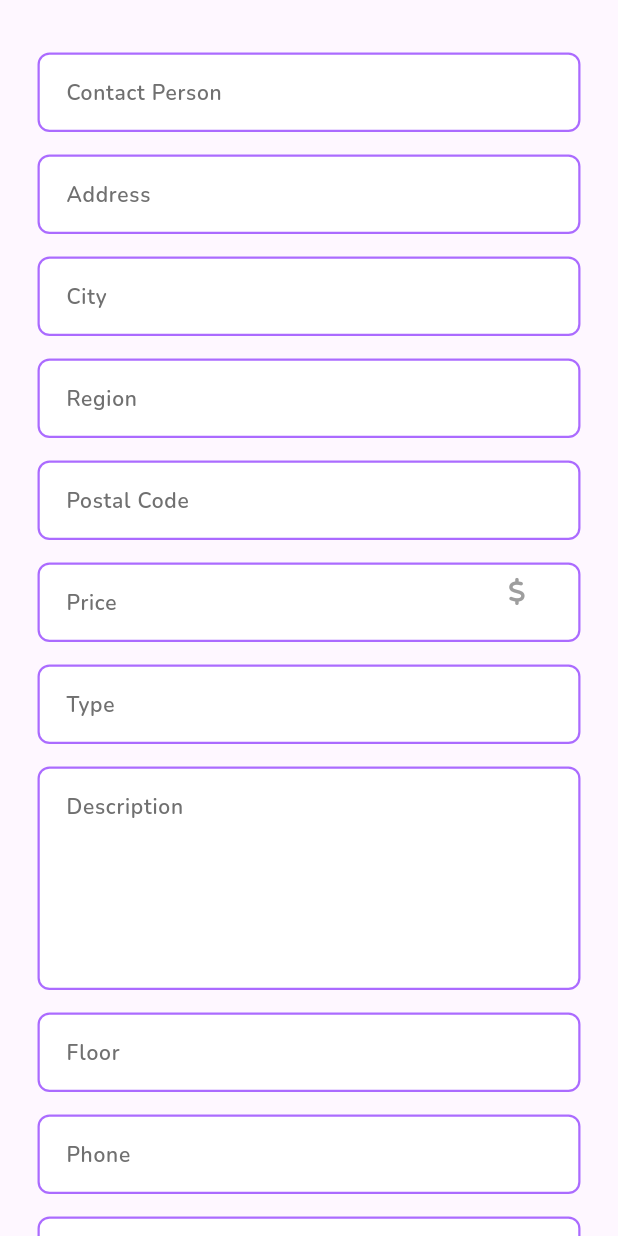
After one commit to arzumanmamishov/appartments, a Flutter app: the ApartmentEditDetail screen opened by its route, on a phone screen of 412 x 824 dp. The commit adds this screen. Run offline on Flutter 3.47's test engine with Material 3 defaults, Android fonts, the phone set to English and light mode, and no system bars; our stand-ins replace bot_toast, cached_network_image, carousel_slider, dio, dotted_border, eva_icons_flutter and 9 more; missing offline and left inert: flutter_web_pagination; accounts and stored records are empty; network calls fail.

Commit message:
Apt edit

```diff
--- a/lib/app/features/dashboard/views/screens/all_aparts_screen.dart
+++ b/lib/app/features/dashboard/views/screens/all_aparts_screen.dart
@@ -1,5 +1,5 @@
 import 'package:apartments/app/constans/app_constants.dart';
-import 'package:apartments/app/api/all_apartments.dart';
+import 'package:apartments/app/api/all_apartments_api.dart';
 import 'package:apartments/app/models/get_all_appart_model.dart';
 import 'package:apartments/app/shared_components/card_task.dart';
 import 'package:apartments/app/utils/animations/show_up_animation.dart';
@@ -79,8 +79,8 @@ class AllApartmentsScreenState extends State<AllApartmentsScreen> {
                               await SPHelper.saveIDAptSharedPreference(snapshot
                                   .data!.apartmentModel[index].id
                                   .toString());
-
-                              Get.toNamed("/apartmentdetail");
+                              Get.toNamed('/apartmentdetail',
+                                  preventDuplicates: false);
                             },
                             child: CardTask(
                               data: snapshot.data!.apartmentModel[index],
--- /dev/null
+++ b/lib/app/features/dashboard/views/screens/edit_appartment_screen.dart
@@ -0,0 +1,78 @@
+import 'package:apartments/app/features/dashboard/views/screens/sub%20screens%20of%20apartments/edit_appartment_sub_screen.dart';
+import 'package:apartments/app/shared_components/responsive_builder.dart';
+import 'package:flutter/material.dart';
+
+class ApartmentEditDetail extends StatefulWidget {
+  const ApartmentEditDetail({Key? key}) : super(key: key);
+
+  @override
+  State<ApartmentEditDetail> createState() => _ApartmentEditDetailState();
+}
+
+class _ApartmentEditDetailState extends State<ApartmentEditDetail> {
+  @override
+  Widget build(BuildContext context) {
+    return Scaffold(
+        body: SafeArea(
+            child: ResponsiveBuilder(mobileBuilder: (context, constraints) {
+      return SingleChildScrollView(
+          child: Padding(
+        padding: const EdgeInsets.symmetric(horizontal: 25, vertical: 25),
+        child: Center(
+          child: Container(
+              constraints: const BoxConstraints(maxWidth: 400),
+              padding: const EdgeInsets.only(top: 10),
+              child: const TextFormForAddingEditingApt()),
+        ),
+      ));
+    }, tabletBuilder: (context, constraints) {
+      return SingleChildScrollView(
+          controller: ScrollController(),
+          child: Center(
+            child: Container(
+                constraints: const BoxConstraints(maxWidth: 400),
+                padding: const EdgeInsets.only(top: 10),
+                child: const TextFormForAddingEditingApt()),
+          ));
+    }, desktopBuilder: (context, constraints) {
+      return SingleChildScrollView(
+          scrollDirection: Axis.vertical,
+          controller: ScrollController(),
+          child: Center(
+            child: Container(
+                constraints: const BoxConstraints(maxWidth: 400),
+                padding: const EdgeInsets.symmetric(vertical: 55),
+                child: const Column(
+                  children: [
+                    FormsEditList(),
+                    TextFormForAddingEditingApt(),
+                  ],
+                )),
+          ));
+    })));
+  }
+}
+
+class FormsEditList extends StatelessWidget {
+  const FormsEditList({Key? key}) : super(key: key);
+
+  @override
+  Widget build(BuildContext context) {
+    return const Column(
+      crossAxisAlignment: CrossAxisAlignment.start,
+      children: [
+        Text(
+          'Edit appartment',
+          style: TextStyle(fontSize: 25, fontWeight: FontWeight.bold),
+        ),
+        Text(
+          'Please fill the form',
+          style: TextStyle(fontSize: 15),
+        ),
+        SizedBox(
+          height: 20,
+        ),
+      ],
+    );
+  }
+}
--- /dev/null
+++ b/lib/app/features/dashboard/views/screens/sub screens of apartments/edit_appartment_sub_screen.dart
@@ -0,0 +1,317 @@
+import 'package:apartments/app/api/client_api.dart';
+import 'package:apartments/app/features/dashboard/views/components/text_form_fiel_decoration.dart';
+import 'package:apartments/app/models/get_all_appart_model.dart';
+import 'package:apartments/app/utils/services/apartment_image_service.dart';
+import 'package:apartments/app/utils/services/shared_preferences.dart';
+import 'package:bot_toast/bot_toast.dart';
+import 'package:dio/dio.dart';
+import 'package:flutter/material.dart';
+import 'package:font_awesome_flutter/font_awesome_flutter.dart';
+
+class TextFormForAddingEditingApt extends StatefulWidget {
+  const TextFormForAddingEditingApt({Key? key}) : super(key: key);
+
+  @override
+  State<TextFormForAddingEditingApt> createState() =>
+      _TextFormForAddingEditingAptState();
+}
+
+class _TextFormForAddingEditingAptState
+    extends State<TextFormForAddingEditingApt> {
+  final String apiUrl = 'https://realtor.azurewebsites.net/api/RentObjects';
+  final TextEditingController contactPerson = TextEditingController();
+  final TextEditingController address = TextEditingController();
+  final TextEditingController city = TextEditingController();
+  final TextEditingController region = TextEditingController();
+  final TextEditingController postalCode = TextEditingController();
+  final TextEditingController price = TextEditingController();
+  final TextEditingController type = TextEditingController();
+  final TextEditingController description = TextEditingController();
+  final TextEditingController floor = TextEditingController();
+  final TextEditingController phone = TextEditingController();
+  final TextEditingController comments = TextEditingController();
+  DateTime now = DateTime.now();
+  late ApartmentModel apartmentModel;
+  ApiClient apiClient = ApiClient();
+
+  Future<bool> postData() async {
+    final Dio _dio = Dio();
+    final id = await SPHelper.getIDAptSharedPreference() ?? '';
+
+    String url = 'https://realtor.azurewebsites.net/api/RentObjects/$id';
+
+    try {
+      final accessToken = await SPHelper.getTokenSharedPreference() ?? '';
+      final listOfImages = await ApiClient().sendImages(context, accessToken);
+
+      Map<String, dynamic> data = {
+        "id": "uuid",
+        "contactPerson": contactPerson.text,
+        "address": address.text,
+        "city": city.text,
+        "region": region.text,
+        "postalCode": postalCode.text,
+        "price": price.text,
+        "type": type.text,
+        "description": description.text,
+        "comment": comments.text,
+        "phone": phone.text,
+        "floor": floor.text,
+        "status": "string",
+        "createdData": now.toString(),
+        "updatedUser": now.toString(),
+        "photos": listOfImages,
+      };
+
+      Response response = await _dio.put(
+        url,
+        data: data,
+        options: Options(
+          headers: {'Authorization': 'Bearer $accessToken'},
+        ),
+      );
+      if (response.statusCode == 200 || response.statusCode == 201) {
+        return true;
+      } else {
+        return false;
+      }
+    } catch (e) {
+      return false;
+    }
+  }
+
+  getApartmentDetails() async {
+    apartmentModel = await apiClient.fetchApartmentDetails();
+    contactPerson.text = apartmentModel.contactPerson.toString();
+  }
+
+  @override
+  void initState() {
+    getApartmentDetails();
+    super.initState();
+  }
+
+  @override
+  void dispose() {
+    city.dispose();
+    region.dispose();
+    contactPerson.dispose();
+    postalCode.dispose();
+    address.dispose();
+    price.dispose();
+    type.dispose();
+    description.dispose();
+    comments.dispose();
+    phone.dispose();
+    floor.dispose();
+    super.dispose();
+  }
+
+  @override
+  Widget build(BuildContext context) {
+    return Column(
+      children: [
+        TextFormField(
+          controller: contactPerson,
+          autovalidateMode: AutovalidateMode.onUserInteraction,
+          textCapitalization: TextCapitalization.sentences,
+          autofocus: false,
+          keyboardType: TextInputType.multiline,
+          style: const TextStyle(
+              fontSize: 16, color: Colors.black, fontWeight: FontWeight.w500),
+          decoration: decorationForTextFormField('Contact Person'),
+          // onChanged: (val) {
+          //   contactPerson.text = val;
+          // },
+        ),
+        const SizedBox(
+          height: 15,
+        ),
+        TextFormField(
+          autovalidateMode: AutovalidateMode.onUserInteraction,
+          textCapitalization: TextCapitalization.sentences,
+          autofocus: false,
+          keyboardType: TextInputType.multiline,
+          style: const TextStyle(
+              fontSize: 16, color: Colors.black, fontWeight: FontWeight.w500),
+          decoration: decorationForTextFormField('Address'),
+          onChanged: (val) {
+            address.text = val;
+          },
+        ),
+        const SizedBox(
+          height: 15,
+        ),
+        TextFormField(
+          autovalidateMode: AutovalidateMode.onUserInteraction,
+          textCapitalization: TextCapitalization.sentences,
+          autofocus: false,
+          keyboardType: TextInputType.multiline,
+          style: const TextStyle(
+              fontSize: 16, color: Colors.black, fontWeight: FontWeight.w500),
+          decoration: decorationForTextFormField('City'),
+          onChanged: (val) {
+            city.text = val;
+          },
+        ),
+        const SizedBox(
+          height: 15,
+        ),
+        TextFormField(
+          autovalidateMode: AutovalidateMode.always,
+          textCapitalization: TextCapitalization.sentences,
+          autofocus: false,
+          keyboardType: TextInputType.multiline,
+          style: const TextStyle(
+              fontSize: 16, color: Colors.black, fontWeight: FontWeight.w600),
+          decoration: decorationForTextFormField('Region'),
+          onChanged: (val) {
+            region.text = val;
+          },
+        ),
+        const SizedBox(
+          height: 15,
+        ),
+        TextFormField(
+          autovalidateMode: AutovalidateMode.always,
+          textCapitalization: TextCapitalization.sentences,
+          autofocus: false,
+          keyboardType: TextInputType.number,
+          style: const TextStyle(
+              fontSize: 16, color: Colors.black, fontWeight: FontWeight.w600),
+          decoration: decorationForTextFormField('Postal Code'),
+          onChanged: (val) {
+            postalCode.text = val;
+          },
+        ),
+        const SizedBox(
+          height: 15,
+        ),
+        TextFormField(
+          autovalidateMode: AutovalidateMode.always,
+          textCapitalization: TextCapitalization.sentences,
+          autofocus: false,
+          keyboardType: TextInputType.number,
+          style: const TextStyle(
+              fontSize: 16, color: Colors.black, fontWeight: FontWeight.w600),
+          decoration: decorationForTextFormField('Price',
+              icon: const FaIcon(
+                FontAwesomeIcons.dollarSign,
+                color: Colors.grey,
+              )),
+          onChanged: (val) {
+            price.text = val;
+          },
+        ),
+        const SizedBox(
+          height: 15,
+        ),
+        TextFormField(
+          autovalidateMode: AutovalidateMode.always,
+          textCapitalization: TextCapitalization.sentences,
+          autofocus: false,
+          keyboardType: TextInputType.multiline,
+          style: const TextStyle(
+              fontSize: 16, color: Colors.black, fontWeight: FontWeight.w600),
+          decoration: decorationForTextFormField('Type'),
+          onChanged: (val) {
+            type.text = val;
+          },
+        ),
+        const SizedBox(
+          height: 15,
+        ),
+        TextFormField(
+          maxLines: 5,
+          autovalidateMode: AutovalidateMode.always,
+          textCapitalization: TextCapitalization.sentences,
+          autofocus: false,
+          keyboardType: TextInputType.multiline,
+          style: const TextStyle(
+              fontSize: 16, color: Colors.black, fontWeight: FontWeight.w600),
+          decoration: decorationForTextFormField('Description'),
+          onChanged: (val) {
+            description.text = val;
+          },
+        ),
+        const SizedBox(
+          height: 15,
+        ),
+        TextFormField(
+          autovalidateMode: AutovalidateMode.always,
+          textCapitalization: TextCapitalization.sentences,
+          autofocus: false,
+          keyboardType: TextInputType.multiline,
+          style: const TextStyle(
+              fontSize: 16, color: Colors.black, fontWeight: FontWeight.w600),
+          decoration: decorationForTextFormField('Floor'),
+          onChanged: (val) {
+            floor.text = val;
+          },
+        ),
+        const SizedBox(
+          height: 15,
+        ),
+        TextFormField(
+          autovalidateMode: AutovalidateMode.always,
+          textCapitalization: TextCapitalization.sentences,
+          autofocus: false,
+          keyboardType: TextInputType.multiline,
+          style: const TextStyle(
+              fontSize: 16, color: Colors.black, fontWeight: FontWeight.w600),
+          decoration: decorationForTextFormField('Phone'),
+          onChanged: (val) {
+            phone.text = val;
+          },
+        ),
+        const SizedBox(
+          height: 15,
+        ),
+        TextFormField(
+          maxLines: 3,
+          autovalidateMode: AutovalidateMode.always,
+          textCapitalization: TextCapitalization.sentences,
+          autofocus: false,
+          keyboardType: TextInputType.multiline,
+          style: const TextStyle(
+              fontSize: 16, color: Colors.black, fontWeight: FontWeight.w600),
+          decoration: decorationForTextFormField('Comments'),
+          onChanged: (val) {
+            comments.text = val;
+          },
+        ),
+        const SizedBox(
+          height: 55,
+        ),
+        const ChooseImageForAppartment(null),
+        const SizedBox(
+          height: 55,
+        ),
+        // ignore: sized_box_for_whitespace
+        Container(
+          width: 250,
+          height: 40,
+          child: ElevatedButton(
+              style: ElevatedButton.styleFrom(
+                backgroundColor: const Color.fromARGB(255, 255, 188, 2),
+              ),
+              onPressed: () async {
+                var cancel = BotToast.showLoading();
+                final done = await postData();
+                if (done == true) {
+                  cancel();
+                  Navigator.of(context).pop();
+                }
+              },
+              child: const Text(
+                'Submit',
+                style: TextStyle(
+                    fontSize: 16,
+                    color: Colors.black,
+                    fontWeight: FontWeight.w600),
+              )),
+        )
+      ],
+    );
+  }
+}
--- a/lib/main.dart
+++ b/lib/main.dart
@@ -2,6 +2,8 @@ import 'dart:ui';
 import 'package:apartments/app/features/dashboard/controllers/authcontroller.dart';
 import 'package:apartments/app/features/dashboard/views/screens/apartment_details.dart';
 import 'package:apartments/app/features/dashboard/views/screens/dashboard_screen.dart';
+import 'package:apartments/app/features/dashboard/views/screens/edit_appartment_screen.dart';
+import 'package:apartments/app/features/dashboard/views/screens/sub%20screens%20of%20apartments/edit_appartment_sub_screen.dart';
 import 'package:apartments/app/features/dashboard/views/screens/home_page.dart';
 import 'package:apartments/app/features/dashboard/views/screens/second_page.dart';
 import 'package:apartments/app/utils/helpers/navigation_services.dart';
@@ -73,6 +75,9 @@ class _MyAppState extends State<MyApp> {
         GetPage(name: '/login', page: () => const LoginScreen()),
         GetPage(name: '/apartmentdetail', page: () => const ApartmentDetail()),
         GetPage(
+            name: '/editingApartmentst',
+            page: () => const ApartmentEditDetail()),
+        GetPage(
           name: '/second',
           page: () => const SecondPage(),
           middlewares: [AuthMiddleware()],
```
Also changed, not shown: lib/app/features/dashboard/views/screens/clients/add_new client.dart (added, +91 -0 lines), lib/app/features/dashboard/views/screens/sub screens of apartments/apt_details_sub_screen.dart (+23 -2 lines), lib/app/api/all_apartments_api.dart (renamed from lib/app/api/all_apartments.dart).
